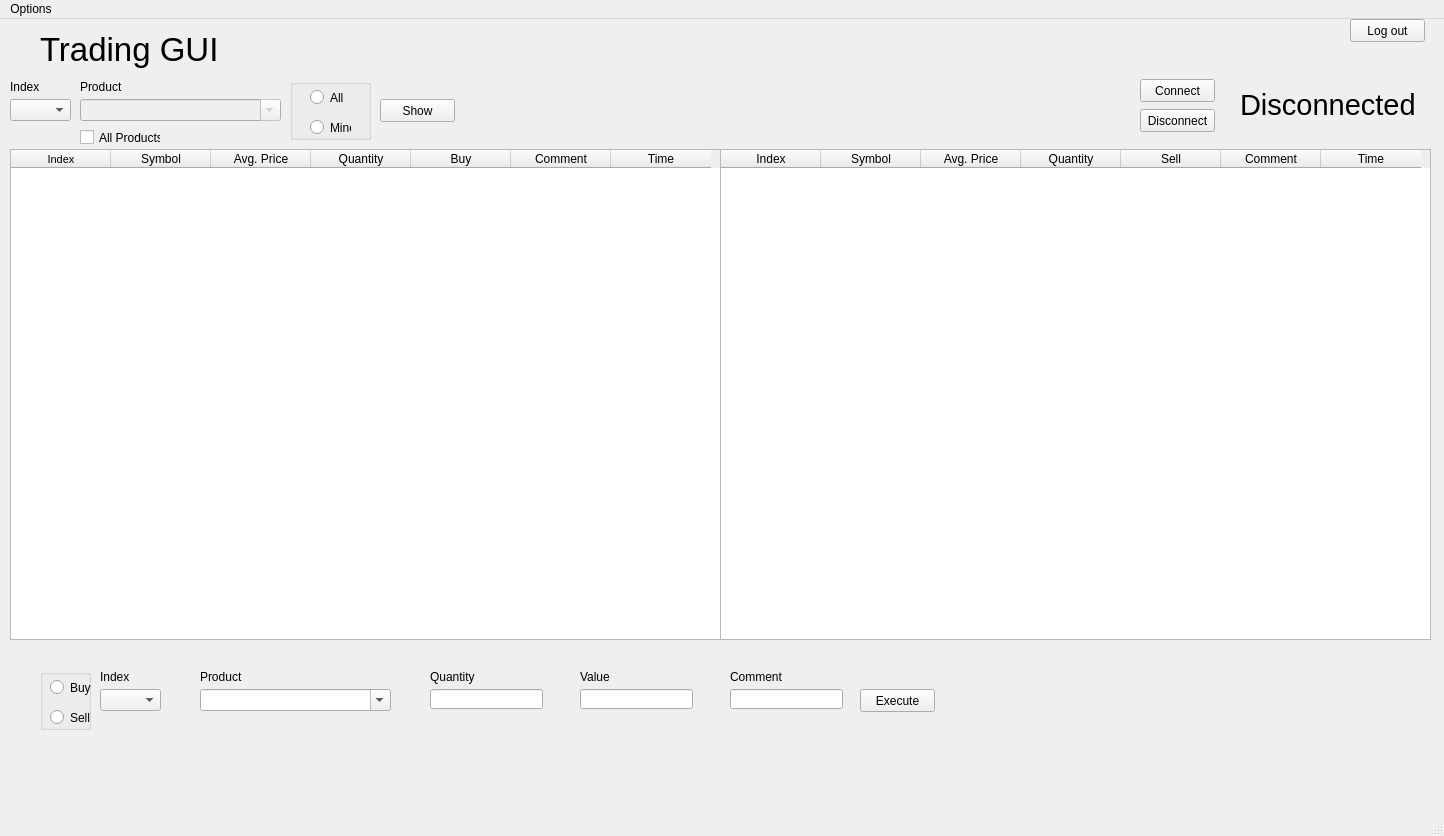
Before: the Qt Designer form mex_main.ui in tradebrse/MEX_Client, drawn with Qt 5.
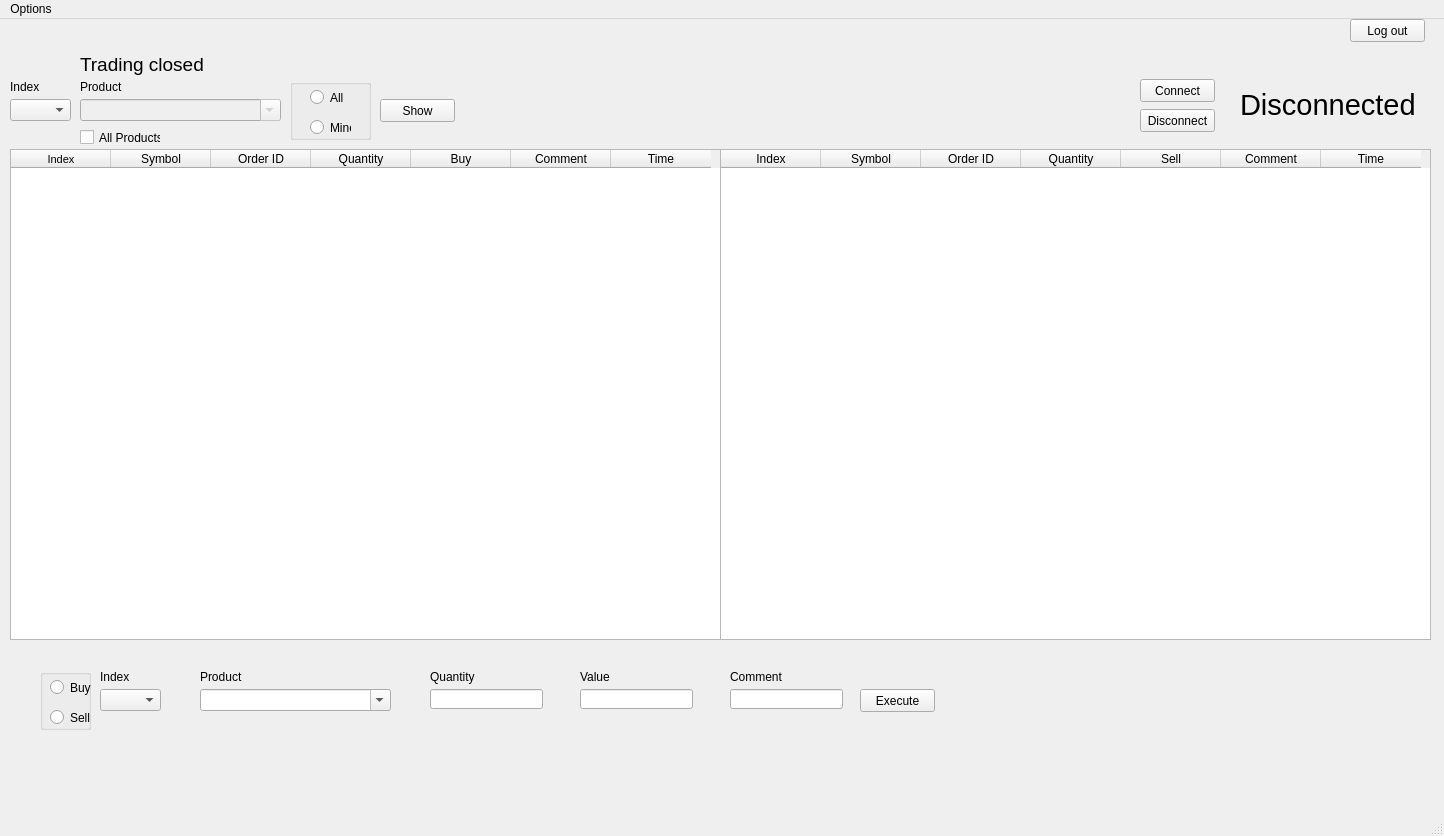
After: the same form once the commit is applied.

Commit message: Added Start and End Of Day functions, tradable order variable, MEX Logo, cancelOrder function with context menu, removed unnecessary function calls and debugging

What changed in the file:
```diff
--- a/mex_main.ui
+++ b/mex_main.ui
@@ -56,10 +56,10 @@
    <widget class="QLabel" name="lblTradingGUI">
     <property name="geometry">
      <rect>
-      <x>40</x>
-      <y>10</y>
-      <width>191</width>
-      <height>41</height>
+      <x>0</x>
+      <y>-10</y>
+      <width>81</width>
+      <height>71</height>
      </rect>
     </property>
     <property name="font">
@@ -68,7 +68,7 @@
      </font>
     </property>
     <property name="text">
-     <string>Trading GUI</string>
+     <string/>
     </property>
    </widget>
    <widget class="QPushButton" name="btnShow">
@@ -171,7 +171,7 @@
     </column>
     <column>
      <property name="text">
-      <string>Avg. Price</string>
+      <string>Order ID</string>
      </property>
     </column>
     <column>
@@ -277,7 +277,7 @@
     </column>
     <column>
      <property name="text">
-      <string>Avg. Price</string>
+      <string>Order ID</string>
      </property>
     </column>
     <column>
@@ -504,6 +504,24 @@
      <bool>false</bool>
     </property>
    </widget>
+   <widget class="QLabel" name="lblExchangeStatus">
+    <property name="geometry">
+     <rect>
+      <x>80</x>
+      <y>30</y>
+      <width>131</width>
+      <height>31</height>
+     </rect>
+    </property>
+    <property name="font">
+     <font>
+      <pointsize>14</pointsize>
+     </font>
+    </property>
+    <property name="text">
+     <string>Trading closed</string>
+    </property>
+   </widget>
   </widget>
   <widget class="QMenuBar" name="menubar">
    <property name="geometry">
```
The commit also changes 13 other files.
